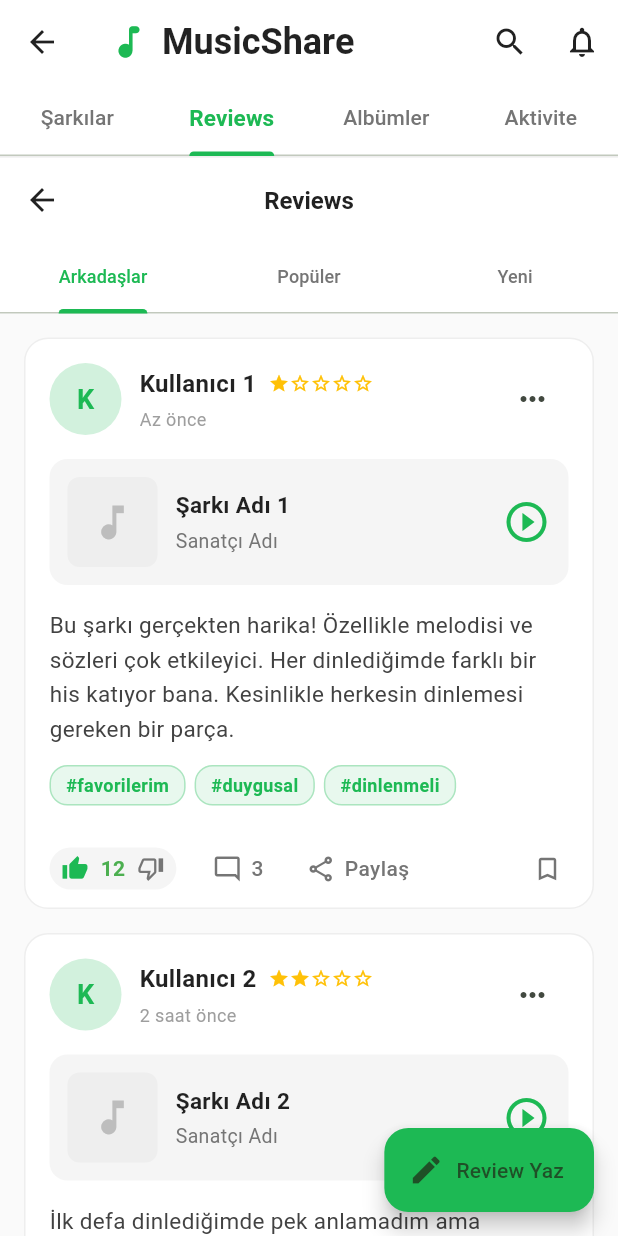
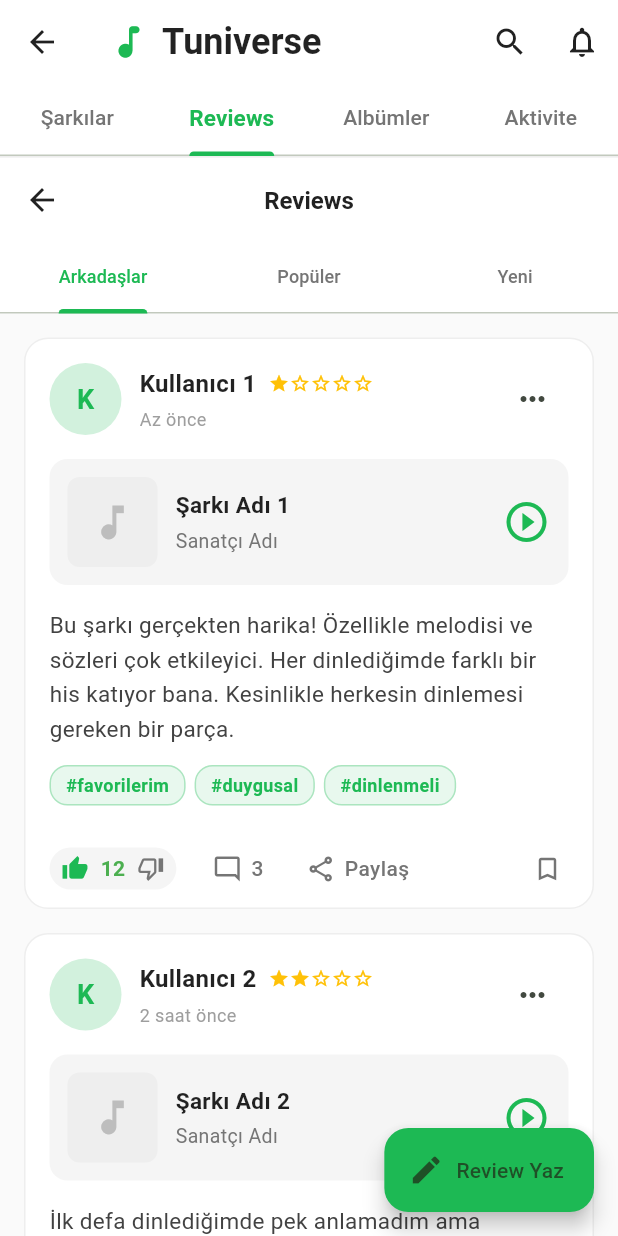
Before and after one commit to furkankobain/MusicShare, a Flutter app: the MusicShareHomePage screen opened directly, tab 2 chosen, on a phone screen of 412 x 824 dp. Run offline on Flutter 3.47's test engine with Material 3 defaults, Android fonts, the phone set to English and light mode, and no system bars; our stand-ins replace audioplayers, cached_network_image, cloud_firestore, dio, equatable, firebase_auth and 15 more; missing offline and left inert: mobile_scanner, spotify_sdk; accounts and stored records are empty; network calls fail.

Commit message:
Rebrand to Tuniverse - Update app name from MusicBoxd/MusicShare to Tuniverse across README, pubspec, constants and documentation

```diff
--- a/lib/core/constants/app_constants.dart
+++ b/lib/core/constants/app_constants.dart
@@ -1,12 +1,12 @@
 class AppConstants {
-  static const String appName = 'MusicShare';
-  static const String appDescription = 'Müzik dünyanız';
+  static const String appName = 'Tuniverse';
+  static const String appDescription = 'Müzik evreniniz';
   static const double defaultBorderRadius = 12.0;
 
   // Spotify API Constants
   static const String spotifyClientId = 'fa707acb3b8942009549def708444b94';
   static const String spotifyClientSecret = 'efecce9e795d4b3a85e413a3749df9d0';
-  static const String spotifyRedirectUri = 'musicshare://callback';
+  static const String spotifyRedirectUri = 'tuniverse://callback';
   static const List<String> spotifyScopes = [
     'user-read-recently-played',
     'user-top-read',
--- a/pubspec.yaml
+++ b/pubspec.yaml
@@ -1,5 +1,5 @@
-name: musicshare
-description: "MusicShare - Your life in music. Track, rate and review your favorite songs and albums."
+name: tuniverse
+description: "Tuniverse - Your life in music. Track, rate and review your favorite songs and albums in your music universe."
 # The following line prevents the package from being accidentally published to
 # pub.dev using `flutter pub publish`. This is preferred for private packages.
 publish_to: 'none' # Remove this line if you wish to publish to pub.dev
```
Also changed, not shown: 2 other files.
